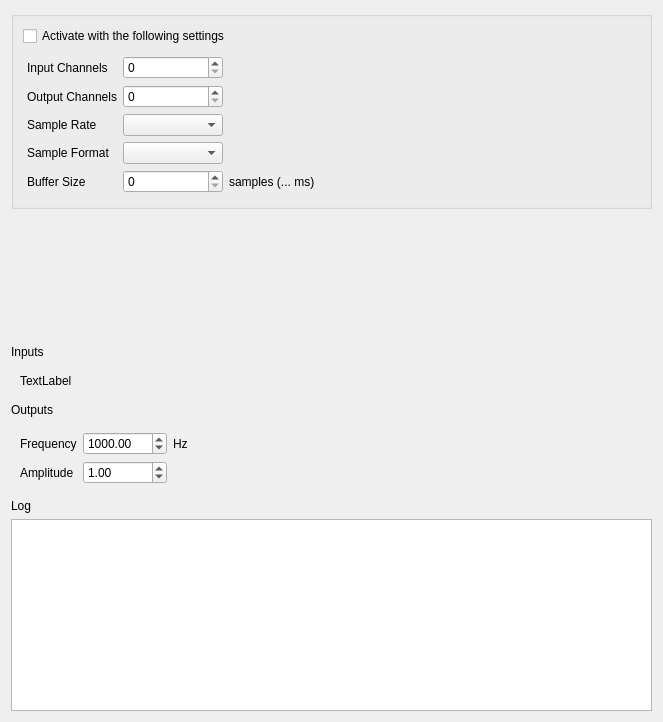
Old version of the form devicedialog.ui in the repository mattbeghin/RtAudioQtTester.
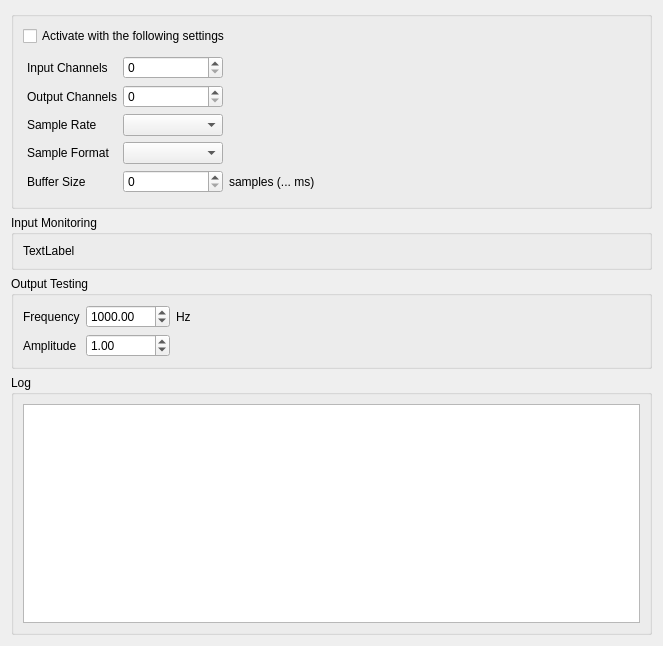
New version of the form.

Commit message: UI improvements + error message for devices with no in & no out

The edit to the form file:
```diff
--- a/devicedialog.ui
+++ b/devicedialog.ui
@@ -7,40 +7,20 @@
     <x>0</x>
     <y>0</y>
     <width>663</width>
-    <height>722</height>
+    <height>646</height>
    </rect>
   </property>
   <property name="windowTitle">
    <string>Dialog</string>
   </property>
   <layout class="QGridLayout" name="gridLayout">
-   <item row="12" column="0" colspan="3">
-    <widget class="QPlainTextEdit" name="logTextEdit"/>
-   </item>
-   <item row="7" column="0">
-    <widget class="QLabel" name="label_7">
-     <property name="text">
-      <string>Inputs</string>
+   <item row="6" column="0" colspan="2">
+    <widget class="QGroupBox" name="inputMonitoringGroupBox">
+     <property name="title">
+      <string>Input Monitoring</string>
      </property>
-    </widget>
-   </item>
-   <item row="11" column="0">
-    <widget class="QLabel" name="label_6">
-     <property name="text">
-      <string>Log</string>
-     </property>
-    </widget>
-   </item>
-   <item row="8" column="0" colspan="3">
-    <widget class="QWidget" name="inputChannelsWidget" native="true">
-     <property name="minimumSize">
-      <size>
-       <width>0</width>
-       <height>20</height>
-      </size>
-     </property>
-     <layout class="QGridLayout" name="gridLayout_3">
-      <item row="1" column="0">
+     <layout class="QGridLayout" name="gridLayout_6">
+      <item row="0" column="0">
        <widget class="QLabel" name="inputAmplitudeLabel">
         <property name="text">
          <string>TextLabel</string>
@@ -50,27 +30,25 @@
      </layout>
     </widget>
    </item>
-   <item row="6" column="0" colspan="2">
-    <spacer name="verticalSpacer">
-     <property name="orientation">
-      <enum>Qt::Vertical</enum>
+   <item row="8" column="0" colspan="2">
+    <widget class="QGroupBox" name="logGroupBox">
+     <property name="sizePolicy">
+      <sizepolicy hsizetype="Preferred" vsizetype="Expanding">
+       <horstretch>0</horstretch>
+       <verstretch>0</verstretch>
+      </sizepolicy>
      </property>
-     <property name="sizeHint" stdset="0">
-      <size>
-       <width>20</width>
-       <height>40</height>
-      </size>
+     <property name="title">
+      <string>Log</string>
      </property>
-    </spacer>
-   </item>
-   <item row="9" column="0">
-    <widget class="QLabel" name="label_8">
-     <property name="text">
-      <string>Outputs</string>
-     </property>
+     <layout class="QGridLayout" name="gridLayout_8">
+      <item row="0" column="0">
+       <widget class="QPlainTextEdit" name="logTextEdit"/>
+      </item>
+     </layout>
     </widget>
    </item>
-   <item row="5" column="0" colspan="3">
+   <item row="5" column="0" colspan="2">
     <widget class="QGroupBox" name="settingsGroupBox">
      <property name="title">
       <string/>
@@ -183,42 +161,12 @@
      </layout>
     </widget>
    </item>
-   <item row="10" column="0" colspan="3">
-    <widget class="QWidget" name="outputChannelsWidget" native="true">
-     <property name="minimumSize">
-      <size>
-       <width>0</width>
-       <height>20</height>
-      </size>
+   <item row="7" column="0" colspan="2">
+    <widget class="QGroupBox" name="outputTestingGroupBox">
+     <property name="title">
+      <string>Output Testing</string>
      </property>
-     <layout class="QGridLayout" name="gridLayout_4">
-      <item row="0" column="2">
-       <widget class="QLabel" name="label_11">
-        <property name="sizePolicy">
-         <sizepolicy hsizetype="Expanding" vsizetype="Preferred">
-          <horstretch>0</horstretch>
-          <verstretch>0</verstretch>
-         </sizepolicy>
-        </property>
-        <property name="text">
-         <string>Hz</string>
-        </property>
-       </widget>
-      </item>
-      <item row="1" column="0">
-       <widget class="QLabel" name="label_10">
-        <property name="text">
-         <string>Amplitude</string>
-        </property>
-       </widget>
-      </item>
-      <item row="0" column="0">
-       <widget class="QLabel" name="label_9">
-        <property name="text">
-         <string>Frequency</string>
-        </property>
-       </widget>
-      </item>
+     <layout class="QGridLayout" name="gridLayout_7">
       <item row="0" column="1">
        <widget class="QDoubleSpinBox" name="outFrequencySpinBox">
         <property name="minimum">
@@ -235,6 +183,33 @@
         </property>
        </widget>
       </item>
+      <item row="0" column="0">
+       <widget class="QLabel" name="label_9">
+        <property name="text">
+         <string>Frequency</string>
+        </property>
+       </widget>
+      </item>
+      <item row="0" column="3">
+       <widget class="QLabel" name="label_11">
+        <property name="sizePolicy">
+         <sizepolicy hsizetype="Expanding" vsizetype="Preferred">
+          <horstretch>0</horstretch>
+          <verstretch>0</verstretch>
+         </sizepolicy>
+        </property>
+        <property name="text">
+         <string>Hz</string>
+        </property>
+       </widget>
+      </item>
+      <item row="1" column="0">
+       <widget class="QLabel" name="label_10">
+        <property name="text">
+         <string>Amplitude</string>
+        </property>
+       </widget>
+      </item>
       <item row="1" column="1">
        <widget class="QDoubleSpinBox" name="outAmplitudeSpinBox">
         <property name="minimum">
```
The commit also changes 2 other files.
